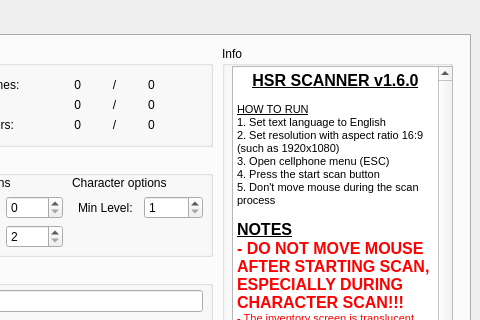
Qt form src/ui/hsr_scanner.ui (kel-z/HSR-Scanner) before a commit; both pictures show x 220 to 700 and y 0 to 320 of the 700 by 560 pixel window.
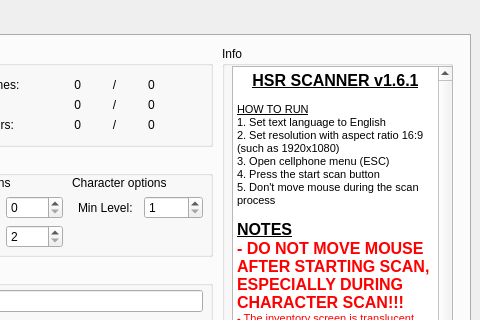
The same form after that commit. Custom widgets are drawn as their Qt base class.

```diff
--- a/src/ui/hsr_scanner.ui
+++ b/src/ui/hsr_scanner.ui
@@ -575,11 +575,11 @@
         <string>&lt;!DOCTYPE HTML PUBLIC &quot;-//W3C//DTD HTML 4.0//EN&quot; &quot;http://www.w3.org/TR/REC-html40/strict.dtd&quot;&gt;
 &lt;html&gt;&lt;head&gt;&lt;meta name=&quot;qrichtext&quot; content=&quot;1&quot; /&gt;&lt;style type=&quot;text/css&quot;&gt;
 p, li { white-space: pre-wrap; }
-&lt;/style&gt;&lt;/head&gt;&lt;body style=&quot; font-family:'MS Shell Dlg 2'; font-size:7.8pt; font-weight:400; font-style:normal;&quot;&gt;
-&lt;p align=&quot;center&quot; style=&quot; margin-top:0px; margin-bottom:0px; margin-left:0px; margin-right:0px; -qt-block-indent:0; text-indent:0px;&quot;&gt;&lt;span style=&quot; font-size:12pt; font-weight:600; text-decoration: underline;&quot;&gt;HSR SCANNER v1.6.0&lt;/span&gt;&lt;/p&gt;
-&lt;p align=&quot;center&quot; style=&quot;-qt-paragraph-type:empty; margin-top:0px; margin-bottom:0px; margin-left:0px; margin-right:0px; -qt-block-indent:0; text-indent:0px; font-size:8.25pt;&quot;&gt;&lt;br /&gt;&lt;/p&gt;
-&lt;p style=&quot; margin-top:0px; margin-bottom:0px; margin-left:0px; margin-right:0px; -qt-block-indent:0; text-indent:0px;&quot;&gt;&lt;span style=&quot; font-size:8.25pt; text-decoration: underline;&quot;&gt;HOW TO RUN&lt;/span&gt;&lt;/p&gt;
-&lt;p style=&quot; margin-top:0px; margin-bottom:0px; margin-left:0px; margin-right:0px; -qt-block-indent:0; text-indent:0px;&quot;&gt;&lt;span style=&quot; font-size:8.25pt;&quot;&gt;1. Set text language to English&lt;/span&gt;&lt;/p&gt;
+&lt;/style&gt;&lt;/head&gt;&lt;body style=&quot; font-family:'MS Shell Dlg 2'; font-size:8.25pt; font-weight:400; font-style:normal;&quot;&gt;
+&lt;p align=&quot;center&quot; style=&quot; margin-top:0px; margin-bottom:0px; margin-left:0px; margin-right:0px; -qt-block-indent:0; text-indent:0px;&quot;&gt;&lt;span style=&quot; font-size:12pt; font-weight:600; text-decoration: underline;&quot;&gt;HSR SCANNER v1.6.1&lt;/span&gt;&lt;/p&gt;
+&lt;p align=&quot;center&quot; style=&quot;-qt-paragraph-type:empty; margin-top:0px; margin-bottom:0px; margin-left:0px; margin-right:0px; -qt-block-indent:0; text-indent:0px;&quot;&gt;&lt;br /&gt;&lt;/p&gt;
+&lt;p style=&quot; margin-top:0px; margin-bottom:0px; margin-left:0px; margin-right:0px; -qt-block-indent:0; text-indent:0px;&quot;&gt;&lt;span style=&quot; text-decoration: underline;&quot;&gt;HOW TO RUN&lt;/span&gt;&lt;/p&gt;
+&lt;p style=&quot; margin-top:0px; margin-bottom:0px; margin-left:0px; margin-right:0px; -qt-block-indent:0; text-indent:0px;&quot;&gt;1. Set text language to English&lt;/p&gt;
 &lt;p style=&quot; margin-top:0px; margin-bottom:0px; margin-left:0px; margin-right:0px; -qt-block-indent:0; text-indent:0px;&quot;&gt;&lt;span style=&quot; font-size:8pt;&quot;&gt;2. Set resolution with aspect ratio 16:9 (such as 1920x1080)&lt;/span&gt;&lt;/p&gt;
 &lt;p style=&quot; margin-top:0px; margin-bottom:0px; margin-left:0px; margin-right:0px; -qt-block-indent:0; text-indent:0px;&quot;&gt;&lt;span style=&quot; font-size:8pt;&quot;&gt;3. Open cellphone menu (ESC)&lt;/span&gt;&lt;/p&gt;
 &lt;p style=&quot; margin-top:0px; margin-bottom:0px; margin-left:0px; margin-right:0px; -qt-block-indent:0; text-indent:0px;&quot;&gt;&lt;span style=&quot; font-size:8pt;&quot;&gt;4. Press the start scan button&lt;/span&gt;&lt;/p&gt;
@@ -588,11 +588,11 @@
 &lt;p style=&quot; margin-top:0px; margin-bottom:0px; margin-left:0px; margin-right:0px; -qt-block-indent:0; text-indent:0px;&quot;&gt;&lt;span style=&quot; font-size:12pt; font-weight:600; text-decoration: underline;&quot;&gt;NOTES&lt;/span&gt;&lt;/p&gt;
 &lt;p style=&quot; margin-top:0px; margin-bottom:0px; margin-left:0px; margin-right:0px; -qt-block-indent:0; text-indent:0px;&quot;&gt;&lt;span style=&quot; font-size:12pt; font-weight:600; color:#ff0000;&quot;&gt;- DO NOT MOVE MOUSE AFTER STARTING SCAN, ESPECIALLY DURING CHARACTER SCAN!!!&lt;/span&gt;&lt;/p&gt;
 &lt;p style=&quot; margin-top:0px; margin-bottom:0px; margin-left:0px; margin-right:0px; -qt-block-indent:0; text-indent:0px;&quot;&gt;&lt;span style=&quot; font-size:8pt; font-weight:600; color:#ff0000;&quot;&gt;- &lt;/span&gt;&lt;span style=&quot; font-size:8pt; color:#ff0000;&quot;&gt;The inventory screen is translucent and overall accuracy can be influenced by poor text contrast. &lt;/span&gt;&lt;span style=&quot; font-size:8pt; font-weight:600; color:#ff0000;&quot;&gt;Make sure the item details and quantity number have a dark background before starting the scan.&lt;/span&gt;&lt;/p&gt;
-&lt;p style=&quot; margin-top:0px; margin-bottom:0px; margin-left:0px; margin-right:0px; -qt-block-indent:0; text-indent:0px;&quot;&gt;- &lt;span style=&quot; font-size:8.25pt;&quot;&gt;HDR should be off to ensure OCR accuracy.&lt;/span&gt;&lt;/p&gt;
-&lt;p style=&quot; margin-top:0px; margin-bottom:0px; margin-left:0px; margin-right:0px; -qt-block-indent:0; text-indent:0px;&quot;&gt;&lt;span style=&quot; font-size:8.25pt;&quot;&gt;- Certain dual monitor configurations can cause screenshots to capture incorrectly. If this is the case, try moving HSR to a different monitor before retrying the scan.&lt;/span&gt;&lt;/p&gt;
-&lt;p style=&quot; margin-top:0px; margin-bottom:0px; margin-left:0px; margin-right:0px; -qt-block-indent:0; text-indent:0px;&quot;&gt;&lt;span style=&quot; font-size:8.25pt;&quot;&gt;- Database is updated separately from this app. If the database version doesn't match the latest game version, then the database hasn't been updated yet. You will need to check again later.&lt;/span&gt;&lt;/p&gt;
-&lt;p style=&quot;-qt-paragraph-type:empty; margin-top:0px; margin-bottom:0px; margin-left:0px; margin-right:0px; -qt-block-indent:0; text-indent:0px; font-size:8.25pt;&quot;&gt;&lt;br /&gt;&lt;/p&gt;
-&lt;p style=&quot; margin-top:0px; margin-bottom:0px; margin-left:0px; margin-right:0px; -qt-block-indent:0; text-indent:0px;&quot;&gt;&lt;span style=&quot; font-size:8.25pt;&quot;&gt;HSR-Scanner is not affiliated with, endorsed, sponsored, or approved by HoYoverse.&lt;/span&gt;&lt;/p&gt;&lt;/body&gt;&lt;/html&gt;</string>
+&lt;p style=&quot; margin-top:0px; margin-bottom:0px; margin-left:0px; margin-right:0px; -qt-block-indent:0; text-indent:0px;&quot;&gt;&lt;span style=&quot; font-size:7.8pt;&quot;&gt;- &lt;/span&gt;HDR should be off to ensure OCR accuracy.&lt;/p&gt;
+&lt;p style=&quot; margin-top:0px; margin-bottom:0px; margin-left:0px; margin-right:0px; -qt-block-indent:0; text-indent:0px;&quot;&gt;- Certain dual monitor configurations can cause screenshots to capture incorrectly. If this is the case, try moving HSR to a different monitor before retrying the scan.&lt;/p&gt;
+&lt;p style=&quot; margin-top:0px; margin-bottom:0px; margin-left:0px; margin-right:0px; -qt-block-indent:0; text-indent:0px;&quot;&gt;- Database is updated separately from this app. If the database version doesn't match the latest game version, then the database hasn't been updated yet. You will need to check again later.&lt;/p&gt;
+&lt;p style=&quot;-qt-paragraph-type:empty; margin-top:0px; margin-bottom:0px; margin-left:0px; margin-right:0px; -qt-block-indent:0; text-indent:0px;&quot;&gt;&lt;br /&gt;&lt;/p&gt;
+&lt;p style=&quot; margin-top:0px; margin-bottom:0px; margin-left:0px; margin-right:0px; -qt-block-indent:0; text-indent:0px;&quot;&gt;HSR-Scanner is not affiliated with, endorsed, sponsored, or approved by HoYoverse.&lt;/p&gt;&lt;/body&gt;&lt;/html&gt;</string>
        </property>
        <property name="textInteractionFlags">
         <set>Qt::TextBrowserInteraction</set>
```
Left out of the diff: 24 changed lines with no effect on the pictures.
